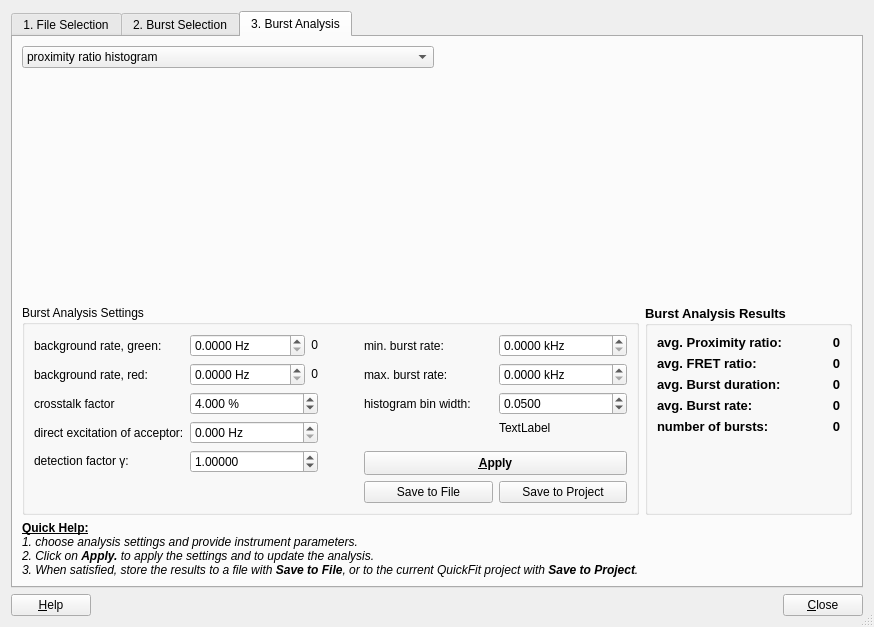
Qt form plugins/tcspcimporter/qfetcspcimporterfretchen2.ui (jkriege2/QuickFit3) before a commit.
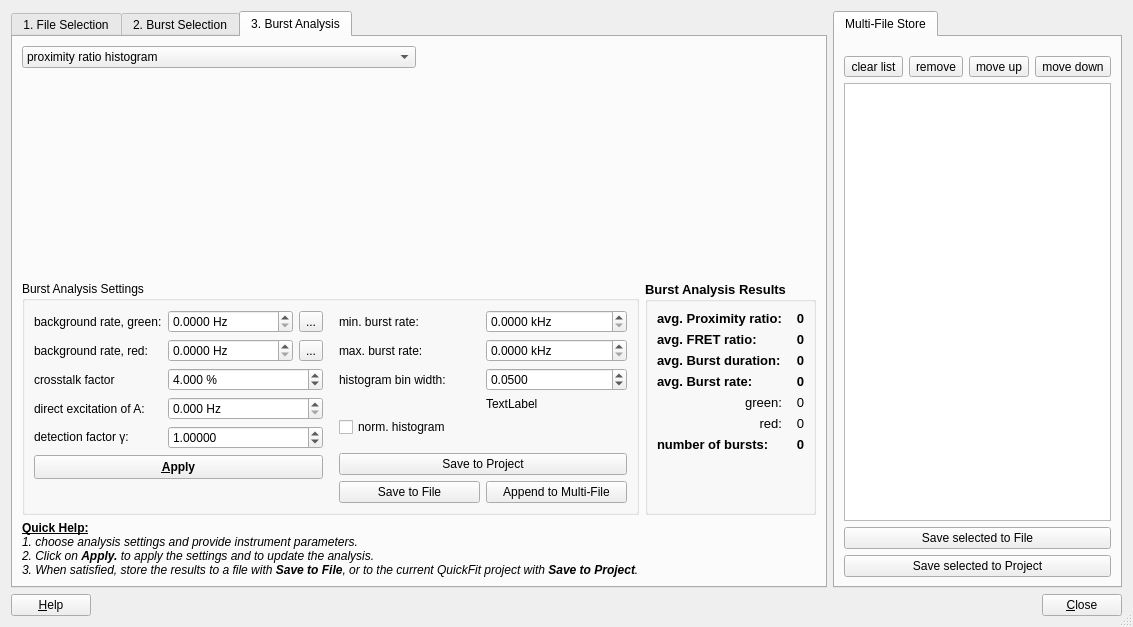
The same form after that commit. The open tabs and pages were chosen to show the change. Icons and pictures are not drawn. Custom widgets are drawn as their Qt base class.

Commit message: lib: added several general pupose icons tcspcimporter: burst Analyzer now has a list that allows to collect data from several files for saving

Diff of the .ui file:
```diff
--- a/plugins/tcspcimporter/qfetcspcimporterfretchen2.ui
+++ b/plugins/tcspcimporter/qfetcspcimporterfretchen2.ui
@@ -9,8 +9,8 @@
    <rect>
     <x>0</x>
     <y>0</y>
-    <width>874</width>
-    <height>616</height>
+    <width>1011</width>
+    <height>598</height>
    </rect>
   </property>
   <property name="windowTitle">
@@ -23,8 +23,8 @@
   <property name="sizeGripEnabled">
    <bool>true</bool>
   </property>
-  <layout class="QVBoxLayout" name="verticalLayout">
-   <item>
+  <layout class="QGridLayout" name="gridLayout_8" columnstretch="3,1">
+   <item row="0" column="0">
     <widget class="QTabWidget" name="tabWidget">
      <property name="currentIndex">
       <number>2</number>
@@ -1072,7 +1072,7 @@
          <property name="title">
           <string>Burst Analysis Results</string>
          </property>
-         <layout class="QFormLayout" name="formLayout_6">
+         <layout class="QGridLayout" name="gridLayout_7">
           <item row="0" column="0">
            <widget class="QLabel" name="label_31">
             <property name="text">
@@ -1096,6 +1096,29 @@
             </property>
            </widget>
           </item>
+          <item row="1" column="0">
+           <widget class="QLabel" name="label_37">
+            <property name="text">
+             <string>avg. FRET ratio:</string>
+            </property>
+           </widget>
+          </item>
+          <item row="1" column="1">
+           <widget class="QLabel" name="labAvgE">
+            <property name="text">
+             <string>0</string>
+            </property>
+            <property name="textFormat">
+             <enum>Qt::RichText</enum>
+            </property>
+            <property name="alignment">
+             <set>Qt::AlignRight|Qt::AlignTrailing|Qt::AlignVCenter</set>
+            </property>
+            <property name="textInteractionFlags">
+             <set>Qt::LinksAccessibleByMouse|Qt::TextSelectableByMouse</set>
+            </property>
+           </widget>
+          </item>
           <item row="2" column="0">
            <widget class="QLabel" name="label_32">
             <property name="text">
@@ -1119,14 +1142,69 @@
             </property>
            </widget>
           </item>
+          <item row="3" column="0">
+           <widget class="QLabel" name="label_34">
+            <property name="text">
+             <string>avg. Burst rate:</string>
+            </property>
+           </widget>
+          </item>
+          <item row="3" column="1">
+           <widget class="QLabel" name="labAvgRate">
+            <property name="text">
+             <string>0</string>
+            </property>
+            <property name="textFormat">
+             <enum>Qt::RichText</enum>
+            </property>
+            <property name="alignment">
+             <set>Qt::AlignRight|Qt::AlignTrailing|Qt::AlignVCenter</set>
+            </property>
+            <property name="textInteractionFlags">
+             <set>Qt::LinksAccessibleByMouse|Qt::TextSelectableByMouse</set>
+            </property>
+           </widget>
+          </item>
           <item row="4" column="0">
+           <widget class="QLabel" name="label_41">
+            <property name="font">
+             <font>
+              <weight>50</weight>
+              <bold>false</bold>
+             </font>
+            </property>
+            <property name="text">
+             <string>green:</string>
+            </property>
+            <property name="alignment">
+             <set>Qt::AlignRight|Qt::AlignTrailing|Qt::AlignVCenter</set>
+            </property>
+           </widget>
+          </item>
+          <item row="5" column="0">
+           <widget class="QLabel" name="label_42">
+            <property name="font">
+             <font>
+              <weight>50</weight>
+              <bold>false</bold>
+             </font>
+            </property>
+            <property name="text">
+             <string>red:</string>
+            </property>
+            <property name="alignment">
+             <set>Qt::AlignRight|Qt::AlignTrailing|Qt::AlignVCenter</set>
+            </property>
+           </widget>
+          </item>
+          <item row="6" column="0">
            <widget class="QLabel" name="label_33">
             <property name="text">
              <string>number of bursts:</string>
             </property>
            </widget>
           </item>
-          <item row="4" column="1">
+          <item row="6" column="1">
            <widget class="QLabel" name="labNBursts">
             <property name="text">
              <string>0</string>
@@ -1142,7 +1220,7 @@
             </property>
            </widget>
           </item>
-          <item row="5" column="0" colspan="2">
+          <item row="7" column="0">
            <spacer name="verticalSpacer_7">
             <property name="orientation">
              <enum>Qt::Vertical</enum>
@@ -1155,15 +1233,14 @@
             </property>
            </spacer>
           </item>
-          <item row="3" column="0">
-           <widget class="QLabel" name="label_34">
-            <property name="text">
-             <string>avg. Burst rate:</string>
+          <item row="4" column="1">
+           <widget class="QLabel" name="labAvgRateG">
+            <property name="font">
+             <font>
+              <weight>50</weight>
+              <bold>false</bold>
+             </font>
             </property>
-           </widget>
-          </item>
-          <item row="3" column="1">
-           <widget class="QLabel" name="labAvgRate">
             <property name="text">
              <string>0</string>
             </property>
@@ -1178,15 +1255,14 @@
             </property>
            </widget>
           </item>
-          <item row="1" column="0">
-           <widget class="QLabel" name="label_37">
-            <property name="text">
-             <string>avg. FRET ratio:</string>
+          <item row="5" column="1">
+           <widget class="QLabel" name="labAvgRateR">
+            <property name="font">
+             <font>
+              <weight>50</weight>
+              <bold>false</bold>
+             </font>
             </property>
-           </widget>
-          </item>
-          <item row="1" column="1">
-           <widget class="QLabel" name="labAvgE">
             <property name="text">
              <string>0</string>
             </property>
@@ -1238,18 +1314,16 @@
                </widget>
               </item>
               <item>
-               <widget class="QLabel" name="labBackG">
+               <widget class="QToolButton" name="btnLeftBG">
                 <property name="text">
-                 <string>0</string>
+                 <string>...</string>
                 </property>
-                <property name="textFormat">
-                 <enum>Qt::RichText</enum>
+                <property name="icon">
+                 <iconset resource="../../lib/lib.qrc">
+                  <normaloff>:/lib/icons/previous.png</normaloff>:/lib/icons/previous.png</iconset>
                 </property>
-                <property name="alignment">
-                 <set>Qt::AlignRight|Qt::AlignTrailing|Qt::AlignVCenter</set>
-                </property>
-                <property name="textInteractionFlags">
-                 <set>Qt::LinksAccessibleByMouse|Qt::TextSelectableByKeyboard|Qt::TextSelectableByMouse</set>
+                <property name="toolButtonStyle">
+                 <enum>Qt::ToolButtonTextBesideIcon</enum>
                 </property>
                </widget>
               </item>
@@ -1278,18 +1352,16 @@
                </widget>
               </item>
               <item>
-               <widget class="QLabel" name="labBackR">
+               <widget class="QToolButton" name="btnLeftBR">
                 <property name="text">
-                 <string>0</string>
+                 <string>...</string>
                 </property>
-                <property name="textFormat">
-                 <enum>Qt::RichText</enum>
+                <property name="icon">
+                 <iconset resource="../../lib/lib.qrc">
+                  <normaloff>:/lib/icons/previous.png</normaloff>:/lib/icons/previous.png</iconset>
                 </property>
-                <property name="alignment">
-                 <set>Qt::AlignRight|Qt::AlignTrailing|Qt::AlignVCenter</set>
-                </property>
-                <property name="textInteractionFlags">
-                 <set>Qt::LinksAccessibleByMouse|Qt::TextSelectableByKeyboard|Qt::TextSelectableByMouse</set>
+                <property name="toolButtonStyle">
+                 <enum>Qt::ToolButtonTextBesideIcon</enum>
                 </property>
                </widget>
               </item>
@@ -1321,7 +1393,7 @@
             <item row="3" column="0">
              <widget class="QLabel" name="label_28">
               <property name="text">
-               <string>direct excitation of acceptor:</string>
+               <string>direct excitation of A:</string>
               </property>
              </widget>
             </item>
@@ -1367,71 +1439,6 @@
               </property>
              </widget>
             </item>
-           </layout>
-          </item>
-          <item>
-           <spacer name="horizontalSpacer_8">
-            <property name="orientation">
-             <enum>Qt::Horizontal</enum>
-            </property>
-            <property name="sizeType">
-             <enum>QSizePolicy::Fixed</enum>
-            </property>
-            <property name="sizeHint" stdset="0">
-             <size>
-              <width>40</width>
-              <height>20</height>
-             </size>
-            </property>
-           </spacer>
-          </item>
-          <item>
-           <layout class="QGridLayout" name="gridLayout_4">
-            <item row="2" column="1">
-             <widget class="QDoubleSpinBox" name="spinHBinWidth">
-              <property name="suffix">
-               <string/>
-              </property>
-              <property name="decimals">
-               <number>4</number>
-              </property>
-              <property name="minimum">
-               <double>0.000100000000000</double>
-              </property>
-              <property name="maximum">
-               <double>10000000.000000000000000</double>
-              </property>
-              <property name="value">
-               <double>0.050000000000000</double>
-              </property>
-             </widget>
-            </item>
-            <item row="0" column="1">
-             <widget class="QDoubleSpinBox" name="spinMinRate">
-              <property name="suffix">
-               <string> kHz</string>
-              </property>
-              <property name="decimals">
-               <number>4</number>
-              </property>
-              <property name="maximum">
-               <double>10000000.000000000000000</double>
-              </property>
-             </widget>
-            </item>
-            <item row="4" column="1">
-             <spacer name="verticalSpacer_6">
-              <property name="orientation">
-               <enum>Qt::Vertical</enum>
-              </property>
-              <property name="sizeHint" stdset="0">
-               <size>
-                <width>20</width>
-                <height>10</height>
-               </size>
-              </property>
-             </spacer>
-            </item>
             <item row="5" column="0" colspan="2">
              <widget class="QPushButton" name="btnApplyBurstAnalysis">
               <property name="minimumSize">
@@ -1455,6 +1462,26 @@
               </property>
              </widget>
             </item>
+           </layout>
+          </item>
+          <item>
+           <spacer name="horizontalSpacer_8">
+            <property name="orientation">
+             <enum>Qt::Horizontal</enum>
+            </property>
+            <property name="sizeType">
+             <enum>QSizePolicy::Fixed</enum>
+            </property>
+            <property name="sizeHint" stdset="0">
+             <size>
+              <width>10</width>
+              <height>20</height>
+             </size>
+            </property>
+           </spacer>
+          </item>
+          <item>
+           <layout class="QGridLayout" name="gridLayout_4">
             <item row="1" column="0">
              <widget class="QLabel" name="label_30">
               <property name="text">
@@ -1462,8 +1489,15 @@
               </property>
              </widget>
             </item>
-            <item row="1" column="1">
-             <widget class="QDoubleSpinBox" name="spinMaxRate">
+            <item row="4" column="0" colspan="2">
+             <widget class="QCheckBox" name="chkNormHistogram">
+              <property name="text">
+               <string>norm. histogram</string>
+              </property>
+             </widget>
+            </item>
+            <item row="0" column="1">
+             <widget class="QDoubleSpinBox" name="spinMinRate">
               <property name="suffix">
                <string> kHz</string>
               </property>
@@ -1482,6 +1516,35 @@
               </property>
              </widget>
             </item>
+            <item row="5" column="1">
+             <spacer name="verticalSpacer_6">
+              <property name="orientation">
+               <enum>Qt::Vertical</enum>
+              </property>
+              <property name="sizeHint" stdset="0">
+               <size>
+                <width>20</width>
+                <height>10</height>
+               </size>
+              </property>
+             </spacer>
+            </item>
+            <item row="1" column="1">
+             <widget class="QDoubleSpinBox" name="spinMaxRate">
+              <property name="suffix">
+               <string> kHz</string>
+              </property>
+              <property name="decimals">
+               <number>4</number>
+              </property>
+              <property name="maximum">
+               <double>10000000.000000000000000</double>
+              </property>
+              <property name="singleStep">
+               <double>10.000000000000000</double>
+              </property>
+             </widget>
+            </item>
             <item row="2" column="0">
              <widget class="QLabel" name="label_35">
               <property name="text">
@@ -1489,25 +1552,33 @@
               </property>
              </widget>
             </item>
-            <item row="3" column="1">
-             <widget class="QLabel" name="labHistParams">
-              <property name="text">
-               <string>TextLabel</string>
-              </property>
-             </widget>
+            <item row="8" column="0" colspan="2">
+             <layout class="QHBoxLayout" name="horizontalLayout_14">
+              <item>
+               <widget class="QPushButton" name="btnSaveToFile">
+                <property name="text">
+                 <string>Save to File</string>
+                </property>
+                <property name="icon">
+                 <iconset resource="../../lib/lib.qrc">
+                  <normaloff>:/lib/save16.png</normaloff>:/lib/save16.png</iconset>
+                </property>
+               </widget>
+              </item>
+              <item>
+               <widget class="QPushButton" name="btnAppendToMulti">
+                <property name="text">
+                 <string>Append to Multi-File</string>
+                </property>
+                <property name="icon">
+                 <iconset resource="../../lib/lib.qrc">
+                  <normaloff>:/lib/save_all.png</normaloff>:/lib/save_all.png</iconset>
+                </property>
+               </widget>
+              </item>
+             </layout>
             </item>
-            <item row="6" column="0">
-             <widget class="QPushButton" name="btnSaveToFile">
-              <property name="text">
-               <string>Save to File</string>
-              </property>
-              <property name="icon">
-               <iconset resource="../../lib/lib.qrc">
-                <normaloff>:/lib/save16.png</normaloff>:/lib/save16.png</iconset>
-              </property>
-             </widget>
-            </item>
-            <item row="6" column="1">
+            <item row="7" column="0" colspan="2">
              <widget class="QPushButton" name="btnSaveToProject">
               <property name="text">
                <string>Save to Project</string>
@@ -1518,6 +1589,35 @@
               </property>
              </widget>
             </item>
+            <item row="3" column="1">
+             <widget class="QLabel" name="labHistParams">
+              <property name="text">
+               <string>TextLabel</string>
+              </property>
+             </widget>
+            </item>
+            <item row="2" column="1">
+             <widget class="QDoubleSpinBox" name="spinHBinWidth">
+              <property name="suffix">
+               <string/>
+              </property>
+              <property name="decimals">
+               <number>4</number>
+              </property>
+              <property name="minimum">
+               <double>0.000100000000000</double>
+              </property>
+              <property name="maximum">
+               <double>10000000.000000000000000</double>
+              </property>
+              <property name="singleStep">
+               <double>0.010000000000000</double>
+              </property>
+              <property name="value">
+               <double>0.050000000000000</double>
+              </property>
+             </widget>
+            </item>
            </layout>
           </item>
          </layout>
@@ -1560,7 +1660,127 @@
      </widget>
     </widget>
    </item>
-   <item>
+   <item row="0" column="1">
+    <widget class="QTabWidget" name="tabMultiFile">
+     <property name="currentIndex">
+      <number>0</number>
+     </property>
+     <widget class="QWidget" name="tabMultiFileTab">
+      <attribute name="icon">
+       <iconset resource="../../lib/lib.qrc">
+        <normaloff>:/lib/save_all.png</normaloff>:/lib/save_all.png</iconset>
+      </attribute>
+      <attribute name="title">
+       <string>Multi-File Store</string>
+      </attribute>
+      <layout class="QVBoxLayout" name="verticalLayout">
+       <item>
+        <layout class="QHBoxLayout" name="horizontalLayout_9">
+         <property name="topMargin">
+          <number>10</number>
+         </property>
+         <item>
+          <widget class="QToolButton" name="btnClear">
+           <property name="text">
+            <string>clear list</string>
+           </property>
+           <property name="icon">
+            <iconset resource="../../lib/lib.qrc">
+             <normaloff>:/lib/clear.png</normaloff>:/lib/clear.png</iconset>
+           </property>
+          </widget>
+         </item>
+         <item>
+          <spacer name="horizontalSpacer_11">
+           <property name="orientation">
+            <enum>Qt::Horizontal</enum>
+           </property>
+           <property name="sizeHint" stdset="0">
+            <size>
+             <width>40</width>
+             <height>20</height>
+            </size>
+           </property>
+          </spacer>
+         </item>
+         <item>
+          <widget class="QToolButton" name="btnDelete">
+           <property name="text">
+            <string>remove</string>
+           </property>
+           <property name="icon">
+            <iconset resource="../../lib/lib.qrc">
+             <normaloff>:/lib/file_delete.png</normaloff>:/lib/file_delete.png</iconset>
+           </property>
+          </widget>
+         </item>
+         <item>
+          <widget class="QToolButton" name="btnUp">
+           <property name="text">
+            <string>move up</string>
+           </property>
+           <property name="icon">
+            <iconset resource="../../lib/lib.qrc">
+             <normaloff>:/lib/icons/move_task_up.png</normaloff>:/lib/icons/move_task_up.png</iconset>
+           </property>
+          </widget>
+         </item>
+         <item>
+          <widget class="QToolButton" name="btnDown">
+           <property name="text">
+            <string>move down</string>
+           </property>
+           <property name="icon">
+            <iconset resource="../../lib/lib.qrc">
+             <normaloff>:/lib/icons/move_task_down.png</normaloff>:/lib/icons/move_task_down.png</iconset>
+           </property>
+          </widget>
+         </item>
+        </layout>
+       </item>
+       <item>
+        <widget class="QListView" name="lstMultiFile">
+         <property name="minimumSize">
+          <size>
+           <width>150</width>
+           <height>0</height>
+          </size>
+         </property>
+         <property name="editTriggers">
+          <set>QAbstractItemView::NoEditTriggers</set>
+         </property>
+         <property name="selectionBehavior">
+          <enum>QAbstractItemView::SelectRows</enum>
+         </property>
+        </widget>
+       </item>
+       <item>
+        <widget class="QPushButton" name="btnSaveToMulti">
+         <property name="text">
+          <string>Save selected to File</string>
+         </property>
+         <property name="icon">
+          <iconset resource="../../lib/lib.qrc">
+           <normaloff>:/lib/save_all.png</normaloff>:/lib/save_all.png</iconset>
+         </property>
+        </widget>
+       </item>
+       <item>
+        <widget class="QPushButton" name="btnSaveMultiToProject">
+         <property name="text">
+          <string>Save selected to Project</string>
+         </property>
+         <property name="icon">
+          <iconset resource="../../lib/lib.qrc">
+           <normaloff>:/lib/projecttree_folderopen.png</normaloff>:/lib/projecttree_folderopen.png</iconset>
+         </property>
+        </widget>
+       </item>
+      </layout>
+     </widget>
+    </widget>
+   </item>
+   <item row="1" column="0" colspan="2">
     <layout class="QHBoxLayout" name="horizontalLayout">
      <item>
       <widget class="QPushButton" name="btnHelp">
```
Left out of the diff: 127 changed lines with no effect on the pictures. The commit also changes 53 other files.
